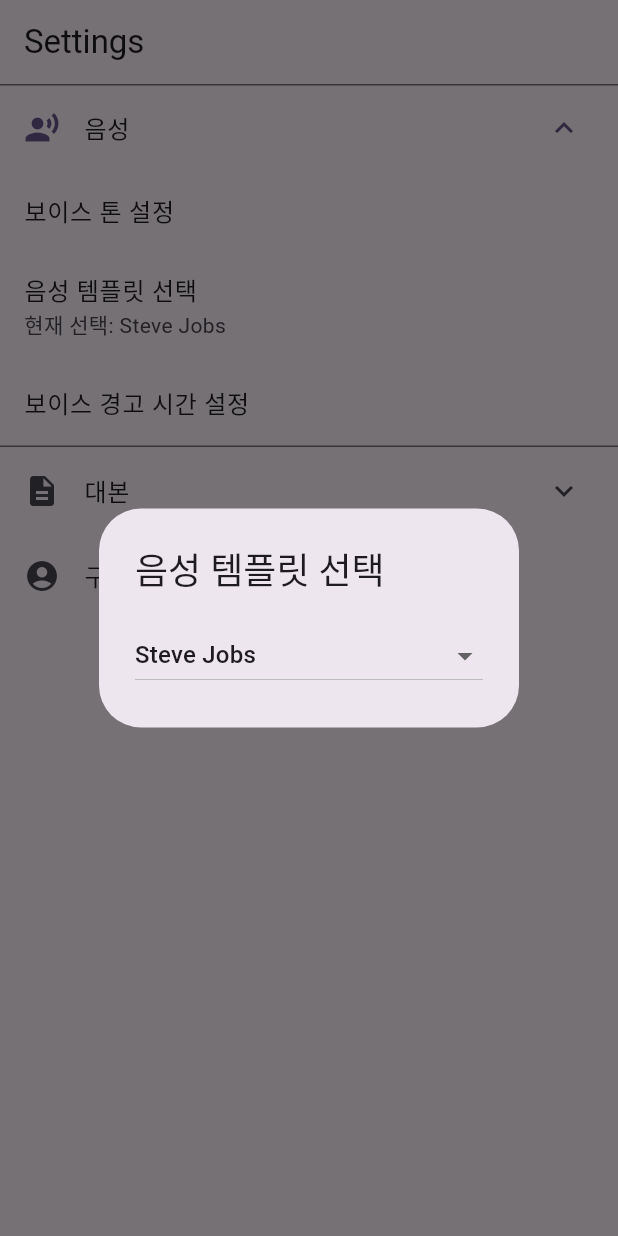
After one commit to Kim-jian/HCI-project, a Flutter app: the SettingsPage screen opened directly, after a tap on "음성", after a tap on "음성 템플릿 선택", on a phone screen of 412 x 824 dp. The commit adds this screen. Run offline on Flutter 3.47's test engine with Material 3 defaults, Android fonts, the phone set to English and light mode, and no system bars.

Commit message:
SettingScreen 임시 구현 완료

```diff
--- /dev/null
+++ b/lib/SettingScreen.dart
@@ -0,0 +1,117 @@
+import 'package:flutter/material.dart';
+
+class SettingScreen extends StatelessWidget {
+  const SettingScreen({super.key});
+  @override
+  Widget build(BuildContext context) {
+    return MaterialApp(
+      title: 'Settings Example',
+      theme: ThemeData(
+        primarySwatch: Colors.blue,
+      ),
+      home: SettingsPage(),
+    );
+  }
+}
+
+class SettingsPage extends StatefulWidget {
+  @override
+  _SettingsPageState createState() => _SettingsPageState();
+}
+
+class _SettingsPageState extends State<SettingsPage> {
+  String? selectedSpeaker = 'Steve Jobs'; // 초기 선택값 설정
+
+  // 사용자가 선택할 수 있는 연설자 목록
+  final List<String> speakers = ['Steve Jobs', 'Martin Luther King Jr.', 'Barack Obama', 'Winston Churchill'];
+
+  @override
+  Widget build(BuildContext context) {
+    return Scaffold(
+      appBar: AppBar(
+        title: Text('Settings'),
+      ),
+      body: ListView(
+        children: <Widget>[
+          ExpansionTile(
+            title: Text('음성'),
+            leading: Icon(Icons.record_voice_over),
+            children: <Widget>[
+              ListTile(
+                title: Text('보이스 톤 설정'),
+                onTap: () {
+                  // 설정 액션을 여기에 추가하세요
+                },
+              ),
+              ListTile(
+                title: Text('음성 템플릿 선택'),
+                subtitle: Text('현재 선택: $selectedSpeaker'), // 현재 선택된 템플릿을 보여줌
+                onTap: () {
+                  _selectSpeakerDialog(context);
+                },
+              ),
+              ListTile(
+                title: Text('보이스 경고 시간 설정'),
+                onTap: () {
+                  // 설정 액션을 여기에 추가하세요
+                },
+              ),
+            ],
+          ),
+          ExpansionTile(
+            title: Text('대본'),
+            leading: Icon(Icons.description),
+            children: <Widget>[
+              ListTile(
+                title: Text('대본 표시 설정'),
+                onTap: () {
+                  // 설정 액션을 여기에 추가하세요
+                },
+              ),
+              ListTile(
+                title: Text('정렬 방법 고르기'),
+                onTap: () {
+                  // 설정 액션을 여기에 추가하세요
+                },
+              ),
+            ],
+          ),
+          ListTile(
+            title: Text('구글 계정 연동'),
+            leading: Icon(Icons.account_circle),
+            onTap: () {
+              // 설정 액션을 여기에 추가하세요
+            },
+          ),
+        ],
+      ),
+    );
+  }
+
+  void _selectSpeakerDialog(BuildContext context) {
+    showDialog(
+      context: context,
+      builder: (BuildContext context) {
+        return AlertDialog(
+          title: Text("음성 템플릿 선택"),
+          content: DropdownButton<String>(
+            isExpanded: true,
+            value: selectedSpeaker,
+            items: speakers.map((String value) {
+              return DropdownMenuItem<String>(
+                value: value,
+                child: Text(value),
+              );
+            }).toList(),
+            onChanged: (String? newValue) {
+              setState(() {
+                selectedSpeaker = newValue;
+              });
+              Navigator.of(context).pop(); // 다이얼로그 닫기
+            },
+          ),
+        );
+      },
+    );
+  }
+}
--- a/lib/main.dart
+++ b/lib/main.dart
@@ -1,4 +1,5 @@
 import 'package:flutter/material.dart';
+import 'package:hci_project/SettingScreen.dart';
 import 'HomeScreen.dart';
 
 void main() {
```
